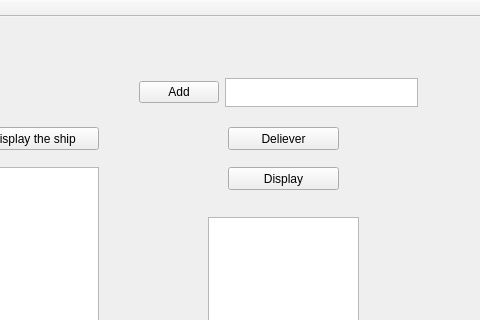
Before: the Qt Designer form mainwindow.ui in MiracleL/magament, drawn with Qt 5; both pictures show x 512 to 992 and y 0 to 320 of the 992 by 469 pixel window.
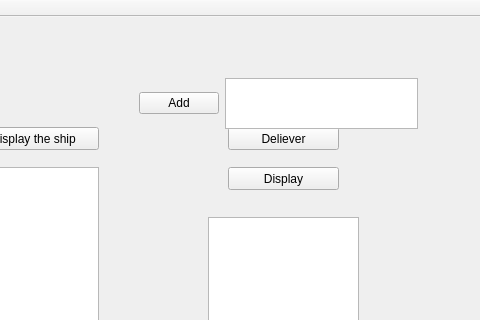
After: the same form once the commit is applied.

Diff of the .ui file:
```diff
--- a/mainwindow.ui
+++ b/mainwindow.ui
@@ -343,7 +343,7 @@
       <x>640</x>
       <y>50</y>
       <width>301</width>
-      <height>51</height>
+      <height>73</height>
      </rect>
     </property>
     <layout class="QHBoxLayout" name="horizontalLayout_4">
```
Left out of the diff: 10 changed lines with no effect on the pictures.
